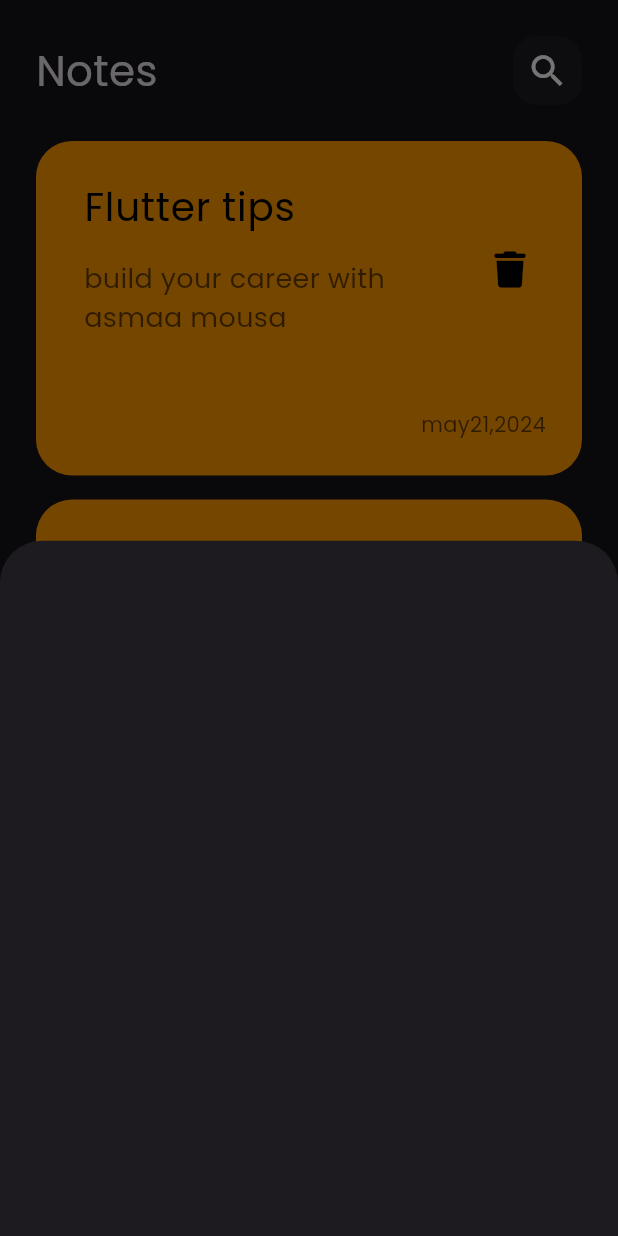
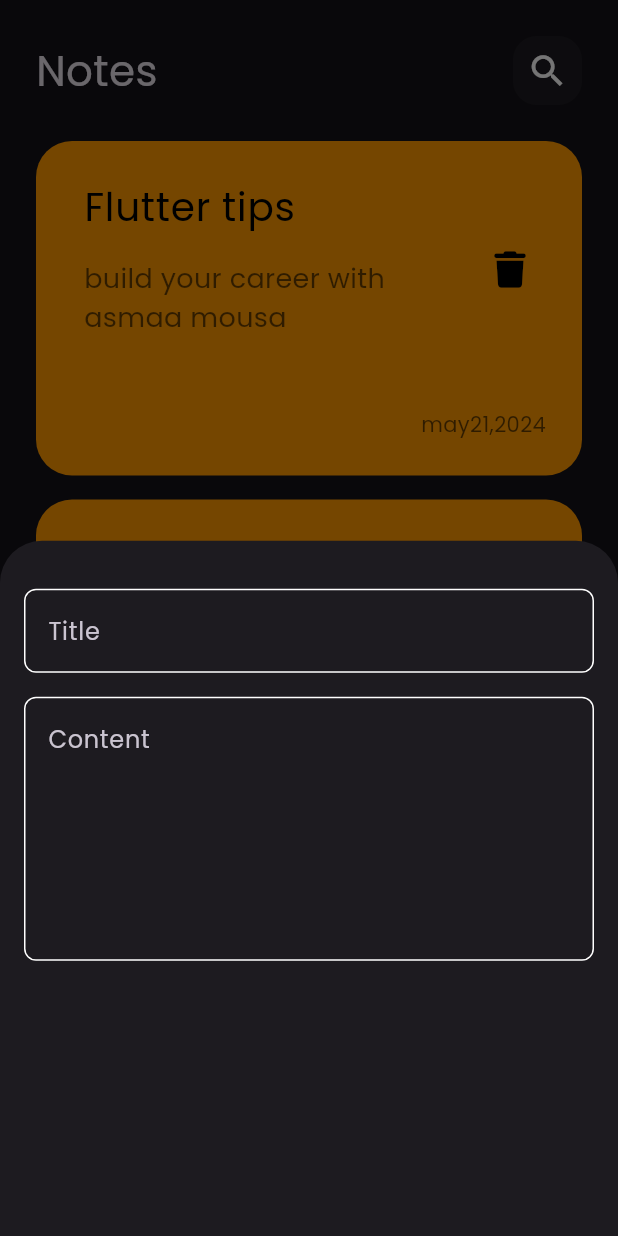
Before and after one commit to asmaamousa/notes-app, a Flutter app: the screen it shows after launch, after a tap on the "add" icon, on a phone screen of 412 x 824 dp. Run offline on Flutter 3.47's test engine with Material 3 defaults, Android fonts, the phone set to English and light mode, and no system bars; our stand-ins replace font_awesome_flutter.

Commit message:
add  fields to buttom sheet

```diff
--- /dev/null
+++ b/lib/constants.dart
@@ -0,0 +1,3 @@
+import 'package:flutter/material.dart';
+
+Color kPrimaryColor=const Color(0xff62FCD7);
--- /dev/null
+++ b/lib/widgets/CustomTextField.dart
@@ -0,0 +1,34 @@
+import 'package:flutter/material.dart';
+import 'package:notes/constants.dart';
+
+class CustomTextField extends StatelessWidget {
+  const CustomTextField({super.key, required this.hint, required this.maxlines});
+   final String hint;
+   final int  maxlines;
+  @override
+  Widget build(BuildContext context) {
+    return TextField(
+     maxLines: maxlines,
+      cursorColor:kPrimaryColor,
+      decoration: InputDecoration(
+        hintText:hint ,
+
+      //  hintStyle: TextStyle(color: kPrimaryColor),
+        border: buildBorder(),
+       enabledBorder: buildBorder(),
+       focusedBorder: buildBorder(kPrimaryColor)
+      ),
+
+    );
+  }
+
+  OutlineInputBorder buildBorder([color]) {
+    return OutlineInputBorder(
+        borderRadius: BorderRadius.circular(8),
+        borderSide:  BorderSide(
+          //يعني لو ما ادانيش لون هيكون ابيض
+          color: color??Colors.white
+          )
+      );
+  }
+}
--- a/lib/widgets/addNoteButtomSheet.dart
+++ b/lib/widgets/addNoteButtomSheet.dart
@@ -1,10 +1,20 @@
 import 'package:flutter/material.dart';
+import 'package:notes/widgets/CustomTextField.dart';
 
 class AddNotesButtomSheet extends StatelessWidget {
   const AddNotesButtomSheet({super.key});
 
   @override
   Widget build(BuildContext context) {
-    return Container();
+    return const Padding(
+      padding:  EdgeInsets.symmetric(vertical: 32,horizontal: 16),
+      child:  Column(
+        children: [
+       CustomTextField(hint: "Title",maxlines: 1,),
+       SizedBox(height: 16,),
+        CustomTextField(hint: "Content",maxlines: 6,)
+        ],
+      ),
+    );
   }
 }
```
